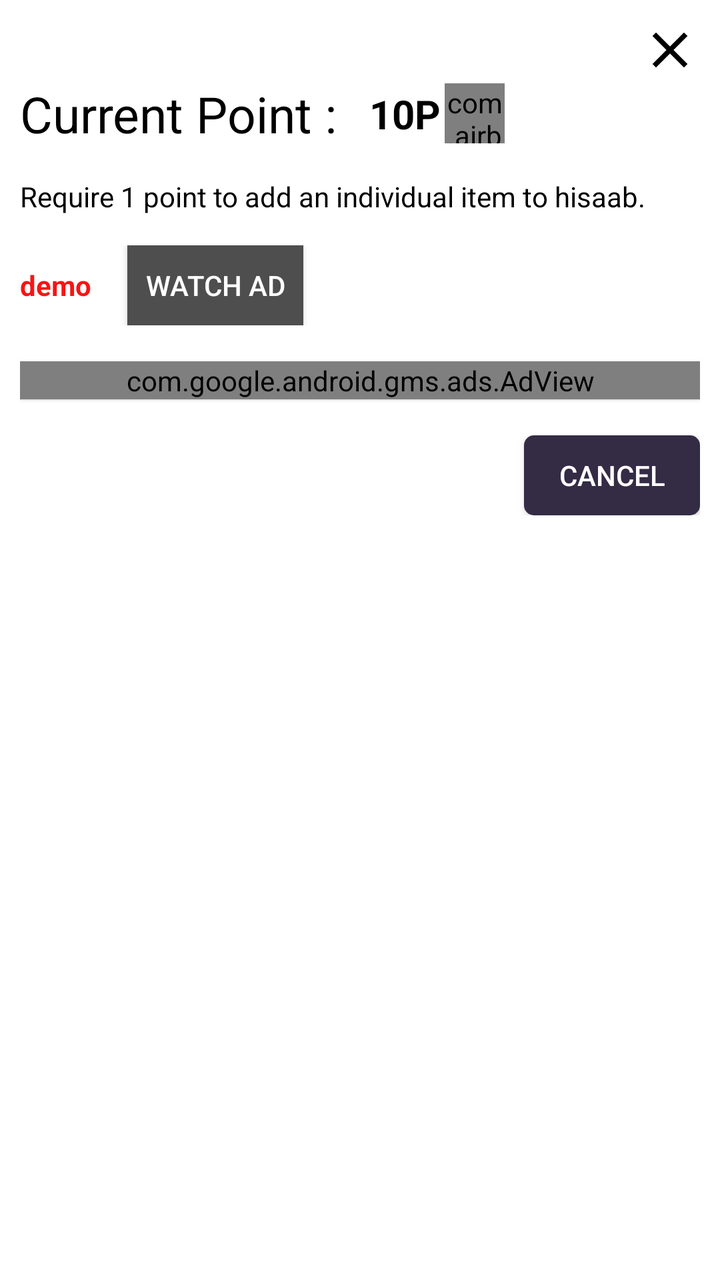
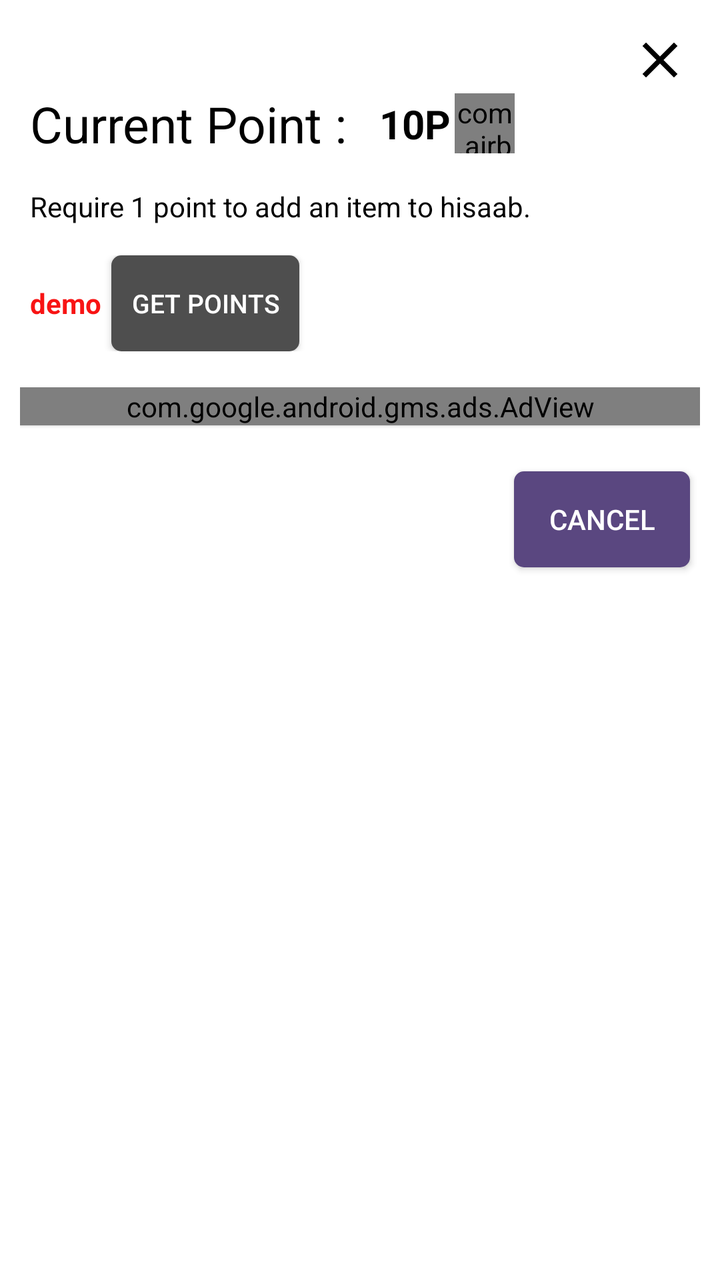

An Android layout rendered at two revisions. The XML below is the earlier revision; the diff shows what the commit changed to produce the second picture.
<!-- AndroidManifest.xml: application theme Theme.HisaabCalculator -->
<!-- res/layout/clickforad_design.xml -->
<?xml version="1.0" encoding="utf-8"?>
<LinearLayout xmlns:android="http://schemas.android.com/apk/res/android"
    xmlns:app="http://schemas.android.com/apk/res-auto"
    xmlns:ads="http://schemas.android.com/apk/res-auto"
    android:orientation="vertical"
    android:layout_width="match_parent"
    android:background="@color/white"
    android:padding="10dp"
    android:layout_height="wrap_content">

    <ImageView
        android:layout_width="30dp"
        android:layout_height="30dp"
        android:id="@+id/popup_back"
        android:src="@drawable/baseline_close_24"
        android:layout_gravity="end"
        app:tint="@color/black" />
<LinearLayout
    android:layout_width="match_parent"
    android:layout_height="wrap_content"
    android:layout_gravity="center"
    android:orientation="horizontal"
    >
    <TextView
        android:layout_width="wrap_content"
        android:layout_height="wrap_content"
        android:text="Current Point : "
        android:textSize="25sp"
        android:id="@+id/warn_popup_title"
        android:textColor="@color/black"
        />
    <TextView
        android:layout_width="wrap_content"
        android:layout_height="wrap_content"
        android:text="10P"
        android:id="@+id/item_point_window"
        android:textSize="20dp"
        android:textColor="@color/black"
        android:maxLines="1"
        android:textStyle="bold"
        android:layout_marginEnd="2dp"
        android:gravity="end"
        android:layout_marginStart="10dp"
        android:layout_gravity="end|center"
        />
    <com.airbnb.lottie.LottieAnimationView
        android:layout_width="30dp"
        android:layout_height="30dp"
        ads:lottie_rawRes="@raw/coin"
        android:gravity="end"
        android:id="@+id/item_coinanim"
        android:layout_gravity="end|center"
        ads:lottie_loop="true"
        android:layout_marginEnd="12dp"
        ads:lottie_autoPlay="true"
        />

</LinearLayout>

    <TextView
        android:layout_width="wrap_content"
        android:layout_height="wrap_content"
        android:text="Require 1 point to add an individual item to hisaab."
        android:layout_marginTop="15dp"
        android:textSize="14sp"
        android:textColor="@color/black"
        />
<LinearLayout
    android:layout_width="match_parent"
    android:layout_height="wrap_content"
    android:layout_gravity="center"
    android:layout_marginTop="15dp"
    android:orientation="horizontal"
    >
    <TextView
        android:layout_width="wrap_content"
        android:layout_height="wrap_content"
        android:textColor="#F81414"
        android:textStyle="bold"
        android:layout_gravity="center"
        android:text="demo"
        android:id="@+id/adbut"
/>
    <androidx.appcompat.widget.AppCompatButton
        android:layout_width="wrap_content"
        android:layout_height="40dp"
        android:text="Watch ad"
        android:textColor="@color/white"
        android:id="@+id/watchad"
        android:background="#4E4E4E"
        android:layout_marginStart="18dp"
        android:layout_gravity="center"
        />
</LinearLayout>
    <ProgressBar
        android:layout_width="wrap_content"
        android:layout_height="wrap_content"
        android:layout_gravity="center"
        android:layout_marginTop="15dp"
        android:layout_marginBottom="5dp"
        android:id="@+id/adprogress"
        android:visibility="gone"
        />
    <com.google.android.gms.ads.AdView
        android:layout_width="match_parent"
        android:layout_height="wrap_content"
        android:id="@+id/adView"
        android:layout_gravity="bottom"
        android:elevation="1dp"
        ads:adSize="BANNER"
        android:background="#F8F8F8"
        android:layout_marginTop="18dp"
        ads:adUnitId="ca-app-pub-1079506490540577/7402312139"
        />
    <RelativeLayout
        android:layout_width="match_parent"
        android:layout_height="wrap_content"
        android:layout_gravity="center"
        android:layout_marginTop="18dp"
        >
        <androidx.appcompat.widget.AppCompatButton
            android:layout_width="wrap_content"
            android:text="cancel"
            android:gravity="center"
            android:id="@+id/popup_warn_gotit"
            android:backgroundTint="@color/primarydark"
            android:background="@drawable/loginbut"
            android:layout_height="40dp"
            android:layout_alignParentEnd="true"
            android:layout_centerVertical="true"
            />
    </RelativeLayout>
</LinearLayout>
<!-- resources referenced by this layout -->
<resources>
  <color name="black">#FF000000</color>
  <color name="primarydark">#342B45</color>
  <color name="white">#FFFFFFFF</color>
  <!-- drawable baseline_close_24 (drawable) -->
  <vector android:height="24dp" android:tint="#0C0C0C"
      android:viewportHeight="24" android:viewportWidth="24"
      android:width="24dp" xmlns:android="http://schemas.android.com/apk/res/android">
      <path android:fillColor="@android:color/white" android:pathData="M19,6.41L17.59,5 12,10.59 6.41,5 5,6.41 10.59,12 5,17.59 6.41,19 12,13.41 17.59,19 19,17.59 13.41,12z"/>
  </vector>
  <!-- drawable loginbut (drawable) -->
  <?xml version="1.0" encoding="utf-8"?>
  
  <shape xmlns:android="http://schemas.android.com/apk/res/android" android:shape="rectangle">
      <solid android:color="#3F305C"/>
      <corners android:radius="5dp"/>
  
  </shape>
  <style name="Theme.HisaabCalculator" parent="Theme.MaterialComponents.DayNight.NoActionBar">
          
          <item name="colorPrimary">@color/purple_500</item>
          <item name="android:itemBackground">#2B2A2A</item>
          <item name="android:textColor">@color/white</item>
          <item name="android:insetTop">0dp</item>
          <item name="popupMenuBackground">@color/white</item>
          <item name="android:insetBottom">0dp</item>
          <item name="colorPrimaryVariant">@color/purple_700</item>
          <item name="colorOnPrimary">@color/white</item>
          
          <item name="colorSecondary">@color/itemdark</item>
          <item name="colorSecondaryVariant">@color/teal_700</item>
          <item name="colorOnSecondary">@color/black</item>
          
          <item name="android:statusBarColor" tools:targetApi="l">@color/backgrounddark</item>
          
      </style>
  <color name="purple_500">#6200EE</color>
  <color name="purple_700">#FF3700B3</color>
  <color name="itemdark">#FF03DAC5</color>
  <color name="teal_700">#FF018786</color>
  <color name="backgrounddark">#373142</color>
</resources>

<!-- the commit's change to res/layout/clickforad_design.xml (unified diff, before → after) -->
@@ -4,7 +4,8 @@
     xmlns:ads="http://schemas.android.com/apk/res-auto"
     android:orientation="vertical"
     android:layout_width="match_parent"
-    android:background="@color/white"
+    android:background="@drawable/itemlayoutbg_dark"
+    android:backgroundTint="@color/white"
     android:padding="10dp"
     android:layout_height="wrap_content">
 
@@ -12,6 +13,8 @@
         android:layout_width="30dp"
         android:layout_height="30dp"
         android:id="@+id/popup_back"
+        android:layout_marginTop="5dp"
+        android:layout_marginEnd="5dp"
         android:src="@drawable/baseline_close_24"
         android:layout_gravity="end"
         app:tint="@color/black" />
@@ -19,6 +22,8 @@
     android:layout_width="match_parent"
     android:layout_height="wrap_content"
     android:layout_gravity="center"
+    android:layout_marginStart="5dp"
+    android:layout_marginEnd="5dp"
     android:orientation="horizontal"
     >
     <TextView
@@ -60,15 +65,19 @@
     <TextView
         android:layout_width="wrap_content"
         android:layout_height="wrap_content"
-        android:text="Require 1 point to add an individual item to hisaab."
+        android:text="Require 1 point to add an item to hisaab."
         android:layout_marginTop="15dp"
         android:textSize="14sp"
+        android:layout_marginStart="5dp"
+        android:layout_marginEnd="5dp"
         android:textColor="@color/black"
         />
 <LinearLayout
     android:layout_width="match_parent"
     android:layout_height="wrap_content"
     android:layout_gravity="center"
+    android:layout_marginStart="5dp"
+    android:layout_marginEnd="5dp"
     android:layout_marginTop="15dp"
     android:orientation="horizontal"
     >
@@ -83,12 +92,15 @@
 />
     <androidx.appcompat.widget.AppCompatButton
         android:layout_width="wrap_content"
-        android:layout_height="40dp"
-        android:text="Watch ad"
+        android:layout_height="wrap_content"
+        android:text="Get points"
         android:textColor="@color/white"
+        android:background="@drawable/loginbut"
+        android:padding="10dp"
         android:id="@+id/watchad"
-        android:background="#4E4E4E"
-        android:layout_marginStart="18dp"
+        android:textSize="13sp"
+        android:backgroundTint="#4E4E4E"
+        android:layout_marginStart="5dp"
         android:layout_gravity="center"
         />
 </LinearLayout>
@@ -110,7 +122,7 @@
         ads:adSize="BANNER"
         android:background="#F8F8F8"
         android:layout_marginTop="18dp"
-        ads:adUnitId="ca-app-pub-1079506490540577/7402312139"
+        ads:adUnitId="@string/bannerid"
         />
     <RelativeLayout
         android:layout_width="match_parent"
@@ -125,7 +137,11 @@
             android:id="@+id/popup_warn_gotit"
             android:backgroundTint="@color/primarydark"
             android:background="@drawable/loginbut"
-            android:layout_height="40dp"
+            android:layout_marginStart="5dp"
+            android:layout_marginEnd="5dp"
+            android:layout_marginTop="5dp"
+            android:layout_marginBottom="5dp"
+            android:layout_height="wrap_content"
             android:layout_alignParentEnd="true"
             android:layout_centerVertical="true"
             />
<!-- resource entries referenced after the edit -->
@@ -1,7 +1,7 @@
 <!-- resources referenced by this layout -->
 <resources>
   <color name="black">#FF000000</color>
-  <color name="primarydark">#342B45</color>
+  <color name="primarydark">#5A4780</color>
   <color name="white">#FFFFFFFF</color>
   <!-- drawable baseline_close_24 (drawable) -->
   <vector android:height="24dp" android:tint="#0C0C0C"
@@ -9,17 +9,28 @@
       android:width="24dp" xmlns:android="http://schemas.android.com/apk/res/android">
       <path android:fillColor="@android:color/white" android:pathData="M19,6.41L17.59,5 12,10.59 6.41,5 5,6.41 10.59,12 5,17.59 6.41,19 12,13.41 17.59,19 19,17.59 13.41,12z"/>
   </vector>
+  <!-- drawable itemlayoutbg_dark (drawable) -->
+  <?xml version="1.0" encoding="utf-8"?>
+  <shape xmlns:android="http://schemas.android.com/apk/res/android"
+      android:shape="rectangle">
+  
+      <solid android:color="#3A3A3A"/>
+      <corners android:radius="10dp"/>
+      <stroke
+          android:width="0.08dp"
+          android:color="#5E5E5E"/>
+  </shape>
   <!-- drawable loginbut (drawable) -->
   <?xml version="1.0" encoding="utf-8"?>
-  
   <shape xmlns:android="http://schemas.android.com/apk/res/android" android:shape="rectangle">
-      <solid android:color="#3F305C"/>
+      <solid android:color="@color/primarydark"/>
       <corners android:radius="5dp"/>
   
   </shape>
+  <string name="bannerid">ca-app-pub-6363323342247820/3625494200</string>
   <style name="Theme.HisaabCalculator" parent="Theme.MaterialComponents.DayNight.NoActionBar">
           
-          <item name="colorPrimary">@color/purple_500</item>
+          <item name="colorPrimary">@color/primarylight</item>
           <item name="android:itemBackground">#2B2A2A</item>
           <item name="android:textColor">@color/white</item>
           <item name="android:insetTop">0dp</item>
@@ -31,14 +42,15 @@
           <item name="colorSecondary">@color/itemdark</item>
           <item name="colorSecondaryVariant">@color/teal_700</item>
           <item name="colorOnSecondary">@color/black</item>
+          <item name="android:fitsSystemWindows">true</item>
+          <item name="android:windowFullscreen">false</item>
           
-          <item name="android:statusBarColor" tools:targetApi="l">@color/backgrounddark</item>
+          <item name="android:statusBarColor" tools:targetApi="l">@color/primarylight</item>
           
       </style>
-  <color name="purple_500">#6200EE</color>
-  <color name="purple_700">#FF3700B3</color>
+  <color name="primarylight">#5E368F</color>
+  <color name="purple_700">#E4E4E4</color>
   <color name="itemdark">#FF03DAC5</color>
   <color name="teal_700">#FF018786</color>
-  <color name="backgrounddark">#373142</color>
 </resources>
 
